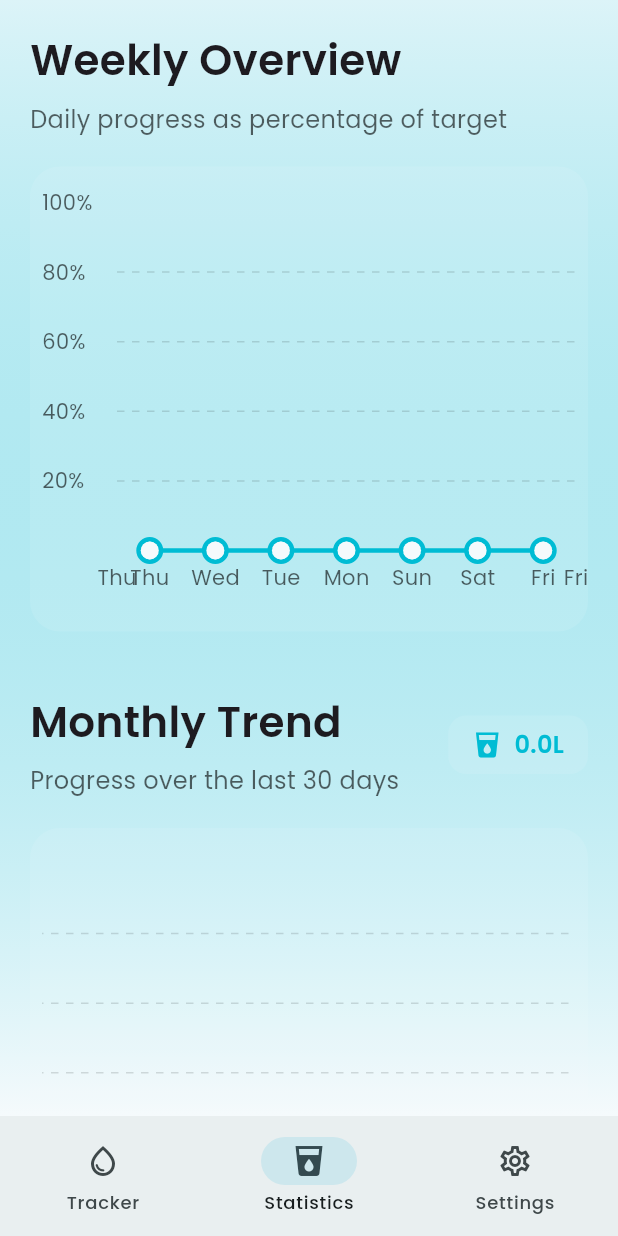
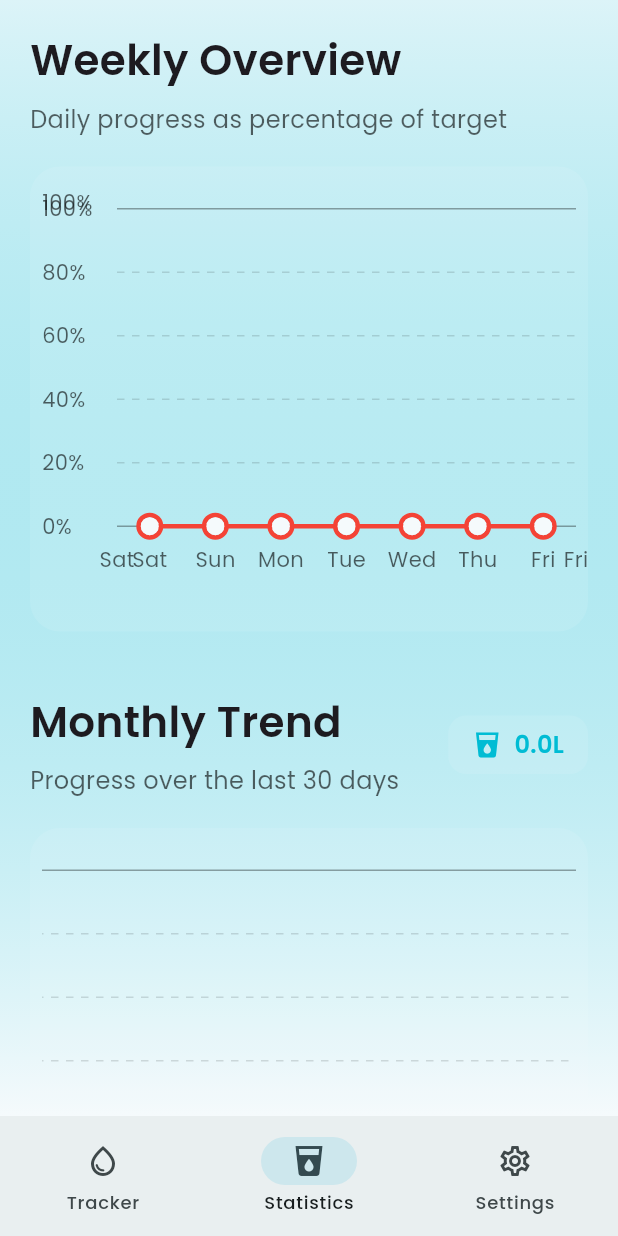
Before and after one commit to jphermans/watertracker, a Flutter app: the screen it shows after launch, item 2 of the bottom bar chosen, on a phone screen of 412 x 824 dp. Run offline on Flutter 3.47's test engine with Material 3 defaults, Android fonts, the phone set to English and light mode, and no system bars; drawn by our look-alikes of fl_chart; our stand-ins replace flutter_animate, font_awesome_flutter, google_fonts, package_info_plus, shared_preferences.

Commit message:
code update

```diff
--- a/lib/main.dart
+++ b/lib/main.dart
@@ -77,14 +77,21 @@ class _MyAppState extends State<MyApp> {
 
 class _WaterProgressPainter extends CustomPainter {
   final double progress;
-  final Color color;
   final Color backgroundColor;
 
   _WaterProgressPainter({
     required this.progress,
-    required this.color,
     required this.backgroundColor,
   });
+
+  Color _getColorForProgress(double progress) {
+    // Define the colors for the gradient
+    const startColor = Colors.red;    // 0%
+    const endColor = Colors.green;    // 100%
+
+    // Interpolate between the colors based on the progress
+    return Color.lerp(startColor, endColor, progress) ?? startColor;
+  }
 
   @override
   void paint(Canvas canvas, Size size) {
@@ -99,9 +106,9 @@ class _WaterProgressPainter extends CustomPainter {
       ..strokeWidth = strokeWidth;
     canvas.drawCircle(center, radius - strokeWidth / 2, backgroundPaint);
 
-    // Draw progress arc
+    // Draw progress arc with color based on progress
     final progressPaint = Paint()
-      ..color = color
+      ..color = _getColorForProgress(progress)
       ..style = PaintingStyle.stroke
       ..strokeWidth = strokeWidth
       ..strokeCap = StrokeCap.round;
@@ -118,7 +125,6 @@ class _WaterProgressPainter extends CustomPainter {
   @override
   bool shouldRepaint(_WaterProgressPainter oldDelegate) {
     return oldDelegate.progress != progress ||
-        oldDelegate.color != color ||
         oldDelegate.backgroundColor != backgroundColor;
   }
 }
@@ -270,7 +276,7 @@ class _MainScreenState extends State<MainScreen> with SingleTickerProviderStateM
 
   Widget _buildMainContent() {
     final theme = Theme.of(context);
-    final progress = _dailyWaterIntake / _dailyWaterIntakeTarget;
+    final progress = (_dailyWaterIntake / _dailyWaterIntakeTarget).clamp(0.0, 1.0);
 
     return Container(
       decoration: BoxDecoration(
@@ -331,7 +337,6 @@ class _MainScreenState extends State<MainScreen> with SingleTickerProviderStateM
                             return CustomPaint(
                               painter: _WaterProgressPainter(
                                 progress: progress * _animation.value,
-                                color: theme.colorScheme.primary,
                                 backgroundColor: theme.colorScheme.surfaceVariant,
                               ),
                               child: Center(
--- a/lib/screens/setup_screen.dart
+++ b/lib/screens/setup_screen.dart
@@ -4,6 +4,7 @@ import 'package:google_fonts/google_fonts.dart';
 import 'package:flutter_animate/flutter_animate.dart';
 import 'package:url_launcher/url_launcher.dart';
 import 'package:font_awesome_flutter/font_awesome_flutter.dart';
+import 'package:package_info_plus/package_info_plus.dart';
 
 class SetupScreen extends StatefulWidget {
   const SetupScreen({Key? key, required this.onThemeModeChanged}) : super(key: key);
@@ -19,6 +20,7 @@ class _SetupScreenState extends State<SetupScreen> {
   late TextEditingController _targetController;
   String? _targetError;
   final Uri _githubUrl = Uri.parse('https://github.com/jphermans');
+  String _version = '';
 
   Future<void> _launchGithub() async {
     if (!await launchUrl(_githubUrl, mode: LaunchMode.externalApplication)) {
@@ -35,11 +37,21 @@ class _SetupScreenState extends State<SetupScreen> {
     }
   }
 
+  Future<void> _loadVersion() async {
+    final packageInfo = await PackageInfo.fromPlatform();
+    if (mounted) {
+      setState(() {
+        _version = packageInfo.version;
+      });
+    }
+  }
+
   @override
   void initState() {
     super.initState();
     _loadThemeMode();
     _loadDailyTarget();
+    _loadVersion();
     _targetController = TextEditingController();
   }
 
@@ -344,7 +356,7 @@ class _SetupScreenState extends State<SetupScreen> {
                                         ),
                                       ),
                                       Text(
-                                        'Version 1.0.0',
+                                        'Version $_version',
                                         style: GoogleFonts.poppins(
                                           fontSize: 14,
                                           color: theme.colorScheme.onSurface.withOpacity(0.7),
--- a/lib/screens/statistics_screen.dart
+++ b/lib/screens/statistics_screen.dart
@@ -103,6 +103,18 @@ class _StatisticsScreenState extends State<StatisticsScreen> {
     );
   }
 
+  Color _getColorForPercentage(double percentage) {
+    // Convert percentage to a value between 0 and 1
+    final value = percentage / 100;
+
+    // Define the colors for the gradient
+    const startColor = Colors.red;    // 0%
+    const endColor = Colors.green;    // 100%
+
+    // Interpolate between the colors based on the value
+    return Color.lerp(startColor, endColor, value) ?? startColor;
+  }
+
   Widget _buildChartContent(
     List<double> data,
     List<String> labels,
@@ -110,13 +122,37 @@ class _StatisticsScreenState extends State<StatisticsScreen> {
     bool isMonthly,
     ThemeData theme,
   ) {
-    return LineChart(
+    final spots = data.asMap().entries.map((entry) {
+      final value = entry.value.abs().clamp(0.0, 100.0);
+      return FlSpot(entry.key.toDouble(), value);
+    }).toList();
+
+    final gradientColors = spots.map((spot) => _getColorForPercentage(spot.y)).toList();
+    final gradientStops = List<double>.generate(
+      spots.length,
+      (index) => index / (spots.length - 1),
+    );
+
+    return Padding(
+      padding: const EdgeInsets.only(bottom: 12),
+      child: LineChart(
         LineChartData(
           gridData: FlGridData(
             show: true,
             drawVerticalLine: false,
-          horizontalInterval: 20,
+            horizontalInterval: 1,
+            checkToShowHorizontalLine: (value) {
+              // Only show lines at specific percentages
+              return value == 0 || value == 20 || value == 40 ||
+                     value == 60 || value == 80 || value == 100;
+            },
             getDrawingHorizontalLine: (value) {
+              if (value == 0 || value == 100) {
+                return FlLine(
+                  color: theme.colorScheme.onSurface.withOpacity(0.4),
+                  strokeWidth: 1,
+                );
+              }
               return FlLine(
                 color: theme.colorScheme.onSurface.withOpacity(0.15),
                 strokeWidth: 1,
@@ -140,10 +176,14 @@ class _StatisticsScreenState extends State<StatisticsScreen> {
                 reservedSize: 42,
                 getTitlesWidget: (value, meta) {
                   if (!isMonthly) {
+                    final now = DateTime.now();
+                    final date = now.subtract(Duration(days: 6 - value.toInt()));
+                    final dayName = _getDayName(date.weekday);
+
                     return Padding(
                       padding: const EdgeInsets.only(top: 8.0),
                       child: Text(
-                      labels[value.toInt()],
+                        dayName,
                         style: GoogleFonts.poppins(
                           fontSize: 14,
                           color: theme.colorScheme.onSurface.withOpacity(0.7),
@@ -152,17 +192,14 @@ class _StatisticsScreenState extends State<StatisticsScreen> {
                     );
                   }
 
-                final date = DateTime.now().subtract(Duration(days: 29 - value.toInt()));
+                  final daysAgo = 30 - value.toInt();
                   return Padding(
                     padding: const EdgeInsets.only(top: 8.0),
-                  child: RotatedBox(
-                    quarterTurns: 1,
                     child: Text(
-                      '${date.day.toString().padLeft(2, '0')}/${date.month.toString().padLeft(2, '0')}',
+                      daysAgo.toString(),
                       style: GoogleFonts.poppins(
                         fontSize: 14,
                         color: theme.colorScheme.onSurface.withOpacity(0.7),
-                      ),
                       ),
                     ),
                   );
@@ -175,11 +212,20 @@ class _StatisticsScreenState extends State<StatisticsScreen> {
                 interval: 20,
                 reservedSize: 50,
                 getTitlesWidget: (value, meta) {
-                if (value == 0) return const SizedBox.shrink();
+                  String text;
+                  if (value == 0) {
+                    text = '0%';
+                  } else if (value >= 99.9) {
+                    text = '100%';
+                  } else if (value % 20 == 0) {
+                    text = '${value.toInt()}%';
+                  } else {
+                    return const SizedBox.shrink();
+                  }
                   return Padding(
                     padding: const EdgeInsets.only(right: 8),
                     child: Text(
-                    '${value.toInt()}%',
+                      text,
                       style: GoogleFonts.poppins(
                         fontSize: 14,
                         color: theme.colorScheme.onSurface.withOpacity(0.7),
@@ -193,28 +239,28 @@ class _StatisticsScreenState extends State<StatisticsScreen> {
           borderData: FlBorderData(show: false),
           minX: -0.5,
           maxX: maxX + 0.5,
-        minY: 0,
-        maxY: 100,
+          minY: -2,
+          maxY: 102,
           clipData: FlClipData.none(),
           lineBarsData: [
             LineChartBarData(
-            spots: data.asMap().entries.map((entry) {
-              final value = entry.value.abs().clamp(0.0, 100.0);
-              return FlSpot(entry.key.toDouble(), value);
-            }).toList(),
-            isCurved: true,
-            curveSmoothness: 0.3,
-            color: theme.colorScheme.primary,
+              spots: spots,
+              isCurved: false,
+              gradient: LinearGradient(
+                colors: gradientColors,
+                stops: gradientStops,
+              ),
               barWidth: 3,
               isStrokeCapRound: true,
               dotData: FlDotData(
                 show: true,
                 getDotPainter: (spot, percent, barData, index) {
+                  final color = _getColorForPercentage(spot.y);
                   return FlDotCirclePainter(
                     radius: 6,
                     color: theme.colorScheme.surface,
                     strokeWidth: 3,
-                  strokeColor: theme.colorScheme.primary,
+                    strokeColor: color,
                   );
                 },
               ),
@@ -223,7 +269,29 @@ class _StatisticsScreenState extends State<StatisticsScreen> {
           ],
           lineTouchData: LineTouchData(enabled: false),
         ),
+      ),
     );
+  }
+
+  String _getDayName(int weekday) {
+    switch (weekday) {
+      case DateTime.monday:
+        return 'Mon';
+      case DateTime.tuesday:
+        return 'Tue';
+      case DateTime.wednesday:
+        return 'Wed';
+      case DateTime.thursday:
+        return 'Thu';
+      case DateTime.friday:
+        return 'Fri';
+      case DateTime.saturday:
+        return 'Sat';
+      case DateTime.sunday:
+        return 'Sun';
+      default:
+        return '';
+    }
   }
 
   @override
@@ -274,7 +342,7 @@ class _StatisticsScreenState extends State<StatisticsScreen> {
                               aspectRatio: 1.2,
                               child: _buildChart(
                                 data: weeklyData,
-                                labels: const ['Thu', 'Wed', 'Tue', 'Mon', 'Sun', 'Sat', 'Fri'],
+                                labels: const [],
                                 maxX: 6,
                               ),
                             ),
--- a/pubspec.yaml
+++ b/pubspec.yaml
@@ -2,7 +2,7 @@ name: watertracker
 description: "A new Flutter watertracker app."
 publish_to: 'none'
 
-version: 1.0.3+1
+version: 1.0.5+1
 
 environment:
   sdk: ^3.5.3
@@ -18,6 +18,7 @@ dependencies:
   url_launcher: ^6.2.2
   font_awesome_flutter: ^10.6.0
   fl_chart: ^0.65.0
+  package_info_plus: ^8.1.2
 
 dev_dependencies:
   flutter_test:
```
Also changed, not shown: Screenshot 2024-12-13 at 06.41.50.png (deleted), pubspec.lock. Lines whose indentation alone changed are shown as unchanged.
